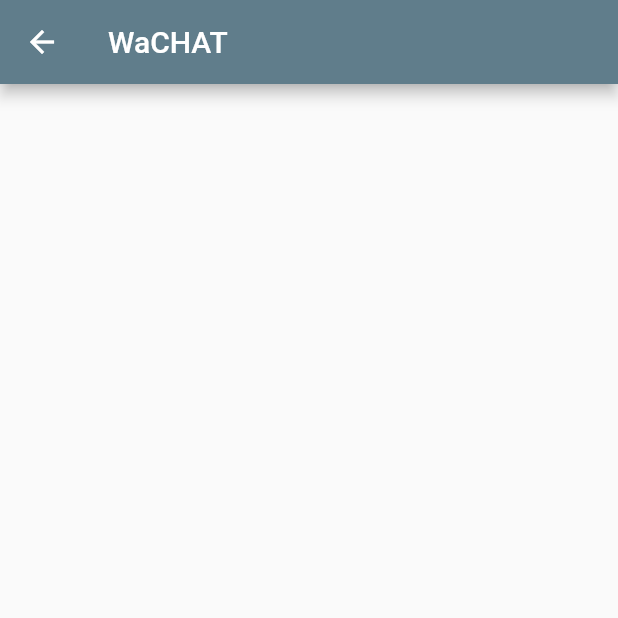
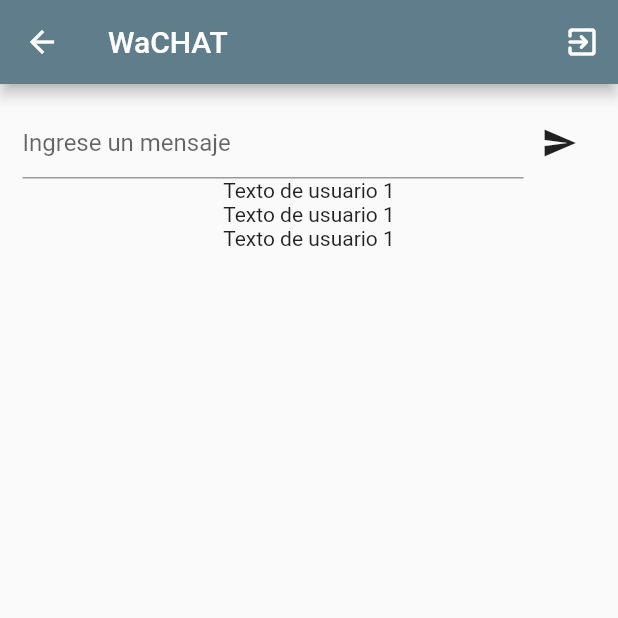
Before and after one commit to alexvacca25/chat_firebase2, a Flutter app: the SalaChat screen opened by its route, on a phone screen of 412 x 824 dp, the top half of it. Run offline on Flutter 3.47's test engine with Material 2 defaults, Android fonts, the phone set to English and light mode, and no system bars; our stand-ins replace firebase_auth, firebase_core, get; accounts and stored records are empty.

Commit message:
SalaChat

```diff
--- a/lib/domain/controlador/controluser.dart
+++ b/lib/domain/controlador/controluser.dart
@@ -9,6 +9,11 @@ class ControlAuth extends GetxController {
 
   String get emailr => _email.value;
   String get uid => _uid.value;
+
+  Future<void> reiniciar() async {
+    _email.value = "";
+    _email.refresh();
+  }
 
   Future<void> addUser(String u, String p) async {
     try {
@@ -28,4 +33,19 @@ class ControlAuth extends GetxController {
       }
     }
   }
+
+  Future<void> ingresarEmail(String u, String p) async {
+    try {
+      UserCredential usuario =
+          await authf.signInWithEmailAndPassword(email: u, password: p);
+      _uid.value = usuario.user!.uid;
+      _email.value = usuario.user!.email;
+    } on FirebaseAuthException catch (e) {
+      if (e.code == 'user-not-found') {
+        return Future.error('Usuario No Encontrado');
+      } else if (e.code == 'wrong-password') {
+        return Future.error('Contraseña Incorrecta');
+      }
+    }
+  }
 }
--- a/lib/ui/app.dart
+++ b/lib/ui/app.dart
@@ -11,6 +11,7 @@ class App extends StatelessWidget {
     return GetMaterialApp(
       title: 'Sala de Chat',
       theme: ThemeData(primarySwatch: Colors.blueGrey),
+      debugShowCheckedModeBanner: false,
       home: const Login(),
       routes: {
         '/login': (context) => const Login(),
--- a/lib/ui/chat/salachat.dart
+++ b/lib/ui/chat/salachat.dart
@@ -1,4 +1,6 @@
+import 'package:chat_firebase2/domain/controlador/controluser.dart';
 import 'package:flutter/material.dart';
+import 'package:get/get.dart';
 
 class SalaChat extends StatefulWidget {
   const SalaChat({super.key});
@@ -10,8 +12,42 @@ class SalaChat extends StatefulWidget {
 class _SalaChatState extends State<SalaChat> {
   @override
   Widget build(BuildContext context) {
+    TextEditingController mensaje = TextEditingController();
+    ControlAuth ca = Get.find();
     return Scaffold(
-      appBar: AppBar(title: const Text('WaCHAT')),
+      appBar: AppBar(
+        title: const Text('WaCHAT'),
+        actions: [
+          IconButton(
+              onPressed: () {
+                ca.reiniciar().then((value) => Get.offAllNamed('/login'));
+              },
+              icon: const Icon(Icons.exit_to_app_rounded))
+        ],
+      ),
+      body: Padding(
+        padding: const EdgeInsets.all(15.0),
+        child: Column(
+          mainAxisAlignment: MainAxisAlignment.start,
+          children: [
+            Row(
+              children: [
+                Expanded(
+                  child: TextField(
+                    controller: mensaje,
+                    decoration:
+                        const InputDecoration(hintText: 'Ingrese un mensaje'),
+                  ),
+                ),
+                IconButton(onPressed: () {}, icon: const Icon(Icons.send))
+              ],
+            ),
+            const Text('Texto de usuario 1'),
+            const Text('Texto de usuario 1'),
+            const Text('Texto de usuario 1'),
+          ],
+        ),
+      ),
     );
   }
 }
```
Also changed, not shown: lib/ui/autenticacion/login.dart (+27 -6 lines), 1 other file.
